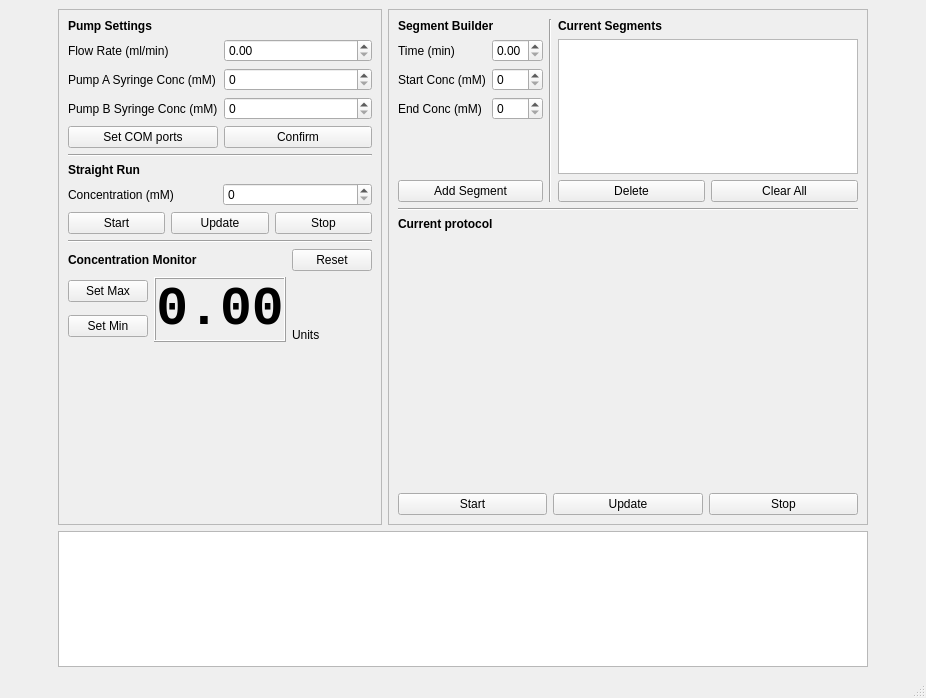
beowulfey/PumpController, file src/pumpcontroller/ui/form.ui: the form before one commit.
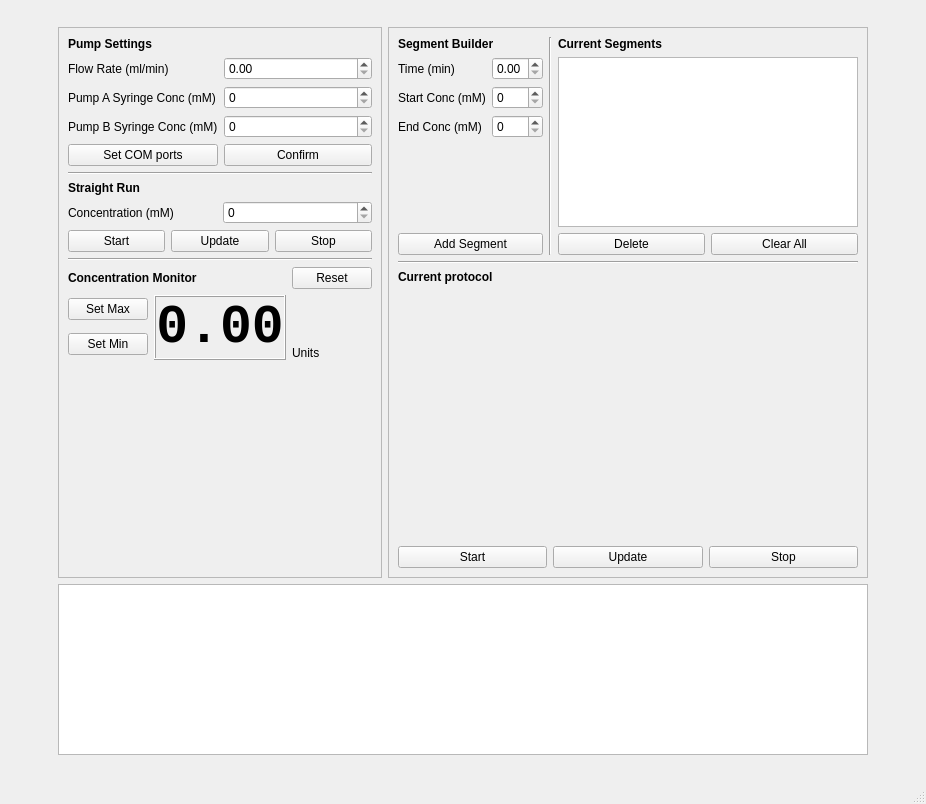
The form after the commit. Custom widgets are drawn as their Qt base class.

The edit to the form file:
```diff
--- a/src/pumpcontroller/ui/form.ui
+++ b/src/pumpcontroller/ui/form.ui
@@ -7,7 +7,7 @@
     <x>0</x>
     <y>0</y>
     <width>926</width>
-    <height>698</height>
+    <height>804</height>
    </rect>
   </property>
   <property name="windowTitle">
```
